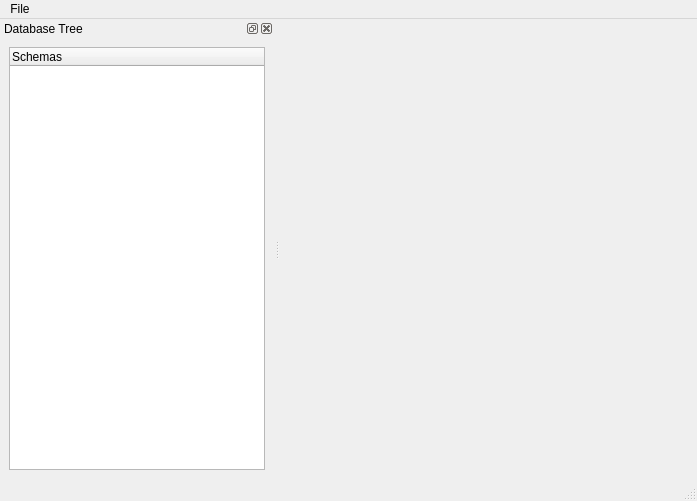
Old version of the form GeneratorWindow.ui in the repository KarKarbI4/test_db_generator.
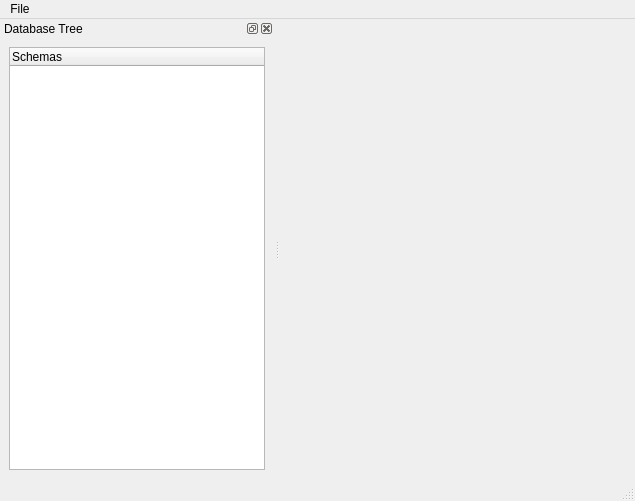
New version of the form.

What changed in the file:
```diff
--- a/GeneratorWindow.ui
+++ b/GeneratorWindow.ui
@@ -9,7 +9,7 @@
    <rect>
     <x>0</x>
     <y>0</y>
-    <width>697</width>
+    <width>635</width>
     <height>501</height>
    </rect>
   </property>
@@ -59,7 +59,7 @@
     <rect>
      <x>0</x>
      <y>0</y>
-     <width>697</width>
+     <width>635</width>
      <height>25</height>
     </rect>
    </property>
```
